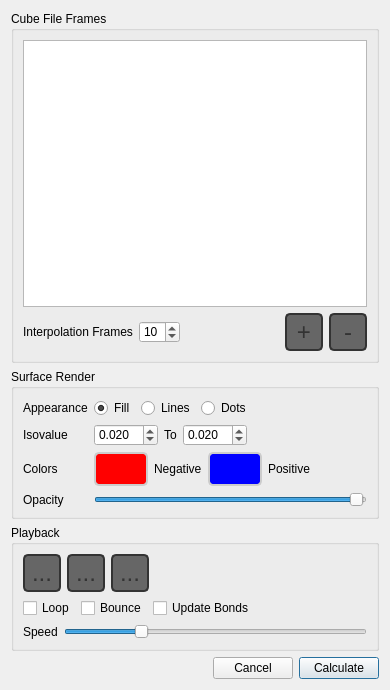
Qt form src/IQmol/SurfaceAnimatorDialog.ui (nutjunkie/IQmol) before a commit.
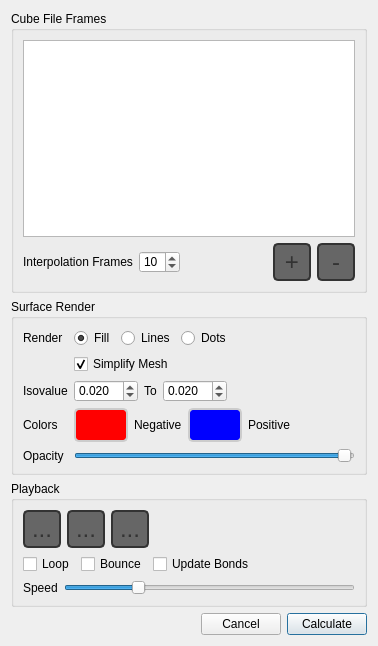
The same form after that commit. Icons and pictures are not drawn.

Commit message: Fixed #120 Surface animation works again with the new Data classes

Diff of the .ui file:
```diff
--- a/src/IQmol/SurfaceAnimatorDialog.ui
+++ b/src/IQmol/SurfaceAnimatorDialog.ui
@@ -6,8 +6,8 @@
    <rect>
     <x>0</x>
     <y>0</y>
-    <width>390</width>
-    <height>690</height>
+    <width>378</width>
+    <height>646</height>
    </rect>
   </property>
   <property name="sizePolicy">
@@ -193,28 +193,28 @@
      <layout class="QVBoxLayout" name="verticalLayout_2">
       <item>
        <layout class="QGridLayout" name="gridLayout">
-        <item row="3" column="0">
+        <item row="4" column="0">
          <widget class="QLabel" name="label_8">
           <property name="text">
            <string>Opacity</string>
           </property>
          </widget>
         </item>
-        <item row="2" column="0">
+        <item row="3" column="0">
          <widget class="QLabel" name="label">
           <property name="text">
            <string>Colors</string>
           </property>
          </widget>
         </item>
-        <item row="1" column="0">
+        <item row="2" column="0">
          <widget class="QLabel" name="label_3">
           <property name="text">
            <string>Isovalue</string>
           </property>
          </widget>
         </item>
-        <item row="3" column="1">
+        <item row="4" column="1">
          <widget class="QSlider" name="transparencySlider">
           <property name="maximum">
            <number>100</number>
@@ -230,7 +230,7 @@
           </property>
          </widget>
         </item>
-        <item row="2" column="1">
+        <item row="3" column="1">
          <layout class="QHBoxLayout" name="horizontalLayout_4">
           <item>
            <widget class="QToolButton" name="negativeColorButton">
@@ -297,7 +297,7 @@
           </item>
          </layout>
         </item>
-        <item row="1" column="1">
+        <item row="2" column="1">
          <layout class="QHBoxLayout" name="horizontalLayout_3">
           <item>
            <widget class="QDoubleSpinBox" name="isovalue">
@@ -362,7 +362,7 @@
         <item row="0" column="0">
          <widget class="QLabel" name="label_2">
           <property name="text">
-           <string>Appearance</string>
+           <string>Render</string>
           </property>
          </widget>
         </item>
@@ -407,6 +407,19 @@
           </item>
          </layout>
         </item>
+        <item row="1" column="1">
+         <widget class="QCheckBox" name="simplifyMesh">
+          <property name="toolTip">
+           <string>Use mesh decimation to reduce the complexity of the surface mesh</string>
+          </property>
+          <property name="text">
+           <string>Simplify Mesh</string>
+          </property>
+          <property name="checked">
+           <bool>true</bool>
+          </property>
+         </widget>
+        </item>
        </layout>
       </item>
      </layout>
```
Left out of the diff: 30 changed lines with no effect on the pictures. The commit also changes 13 other files.
